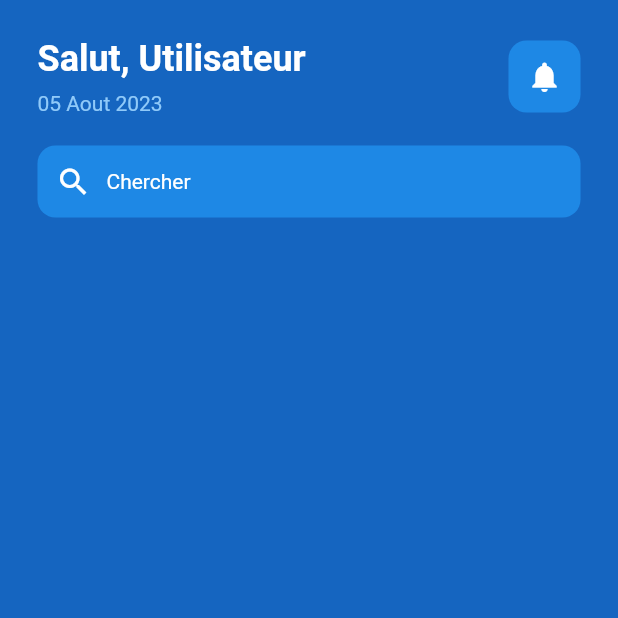
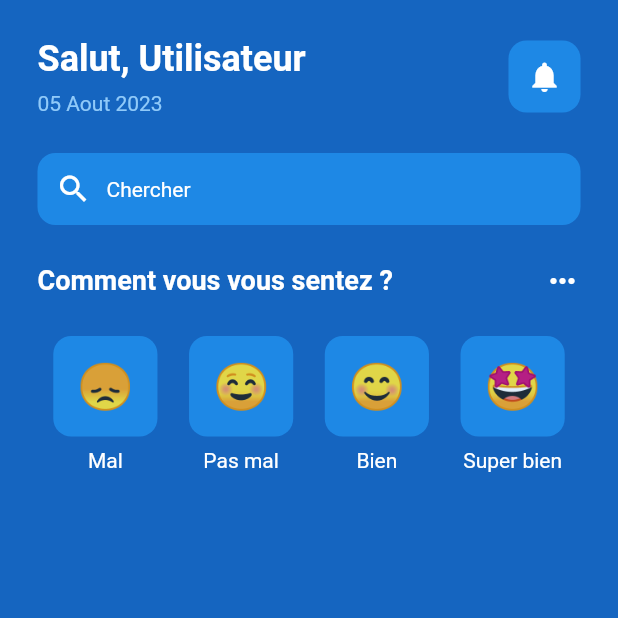
Before and after one commit to Aslmov/mentalhealth, a Flutter app: the screen it shows after launch, on a phone screen of 412 x 824 dp, the top half of it. Run offline on Flutter 3.47's test engine with Material 2 defaults, Android fonts, the phone set to English and light mode, and no system bars.

Commit message:
emoji section

```diff
--- a/lib/pages/home_page.dart
+++ b/lib/pages/home_page.dart
@@ -1,4 +1,5 @@
 import 'package:flutter/material.dart';
+import 'package:mentalhealthapp/util/emoticon_face.dart';
 
 class HomePage extends StatefulWidget {
   const HomePage({super.key});
@@ -55,7 +56,7 @@ class _HomePageState extends State<HomePage> {
               ],
             ),
             SizedBox(
-              height: 20,
+              height: 25,
             ),
             //Barre de recherche
 
@@ -79,6 +80,102 @@ class _HomePageState extends State<HomePage> {
                   )
                 ],
               ),
+            ),
+            SizedBox(
+              height: 25,
+            ),
+
+            //Comment vous vous sentez ?
+
+            Row(
+              mainAxisAlignment: MainAxisAlignment.spaceBetween,
+              children: [
+                Text(
+                  'Comment vous vous sentez ?',
+                  style: TextStyle(
+                    color: Colors.white,
+                    fontWeight: FontWeight.bold,
+                    fontSize: 18,
+                  ),
+                ),
+                Icon(
+                  Icons.more_horiz,
+                  color: Colors.white,
+                ),
+              ],
+            ),
+            SizedBox(
+              height: 25,
+            ),
+
+            //Emoji emotion
+
+            Container(
+              child: Row(
+                mainAxisAlignment: MainAxisAlignment.spaceAround,
+                children: [
+                  //mal
+                  Column(
+                    children: [
+                      EmoticonFace(
+                        emoticonFace: '😞',
+                      ),
+                      SizedBox(
+                        height: 8,
+                      ),
+                      Text(
+                        'Mal',
+                        style: TextStyle(color: Colors.white),
+                      )
+                    ],
+                  ),
+                  //pas mal
+                  Column(
+                    children: [
+                      EmoticonFace(
+                        emoticonFace: '☺',
+                      ),
+                      SizedBox(
+                        height: 8,
+                      ),
+                      Text(
+                        'Pas mal',
+                        style: TextStyle(color: Colors.white),
+                      )
+                    ],
+                  ),
+                  //bien
+                  Column(
+                    children: [
+                      EmoticonFace(
+                        emoticonFace: '😊',
+                      ),
+                      SizedBox(
+                        height: 8,
+                      ),
+                      Text(
+                        'Bien',
+                        style: TextStyle(color: Colors.white),
+                      )
+                    ],
+                  ),
+                  //excellent
+                  Column(
+                    children: [
+                      EmoticonFace(
+                        emoticonFace: '🤩',
+                      ),
+                      SizedBox(
+                        height: 8,
+                      ),
+                      Text(
+                        'Super bien',
+                        style: TextStyle(color: Colors.white),
+                      )
+                    ],
+                  )
+                ],
+              ),
             )
           ]),
         ),
--- /dev/null
+++ b/lib/util/emoticon_face.dart
@@ -0,0 +1,29 @@
+import 'package:flutter/material.dart';
+
+class EmoticonFace extends StatelessWidget {
+  final String emoticonFace;
+
+  const EmoticonFace({
+    Key? key,
+    required this.emoticonFace,
+  }) : super(key: key);
+
+  @override
+  Widget build(BuildContext context) {
+    return Container(
+      decoration: BoxDecoration(
+        color: Colors.blue[600],
+        borderRadius: BorderRadius.circular(12),
+      ),
+      padding: EdgeInsets.all(16),
+      child: Center(
+        child: Text(
+          emoticonFace,
+          style: TextStyle(
+            fontSize: 30,
+          ),
+        ),
+      ),
+    );
+  }
+}
```
